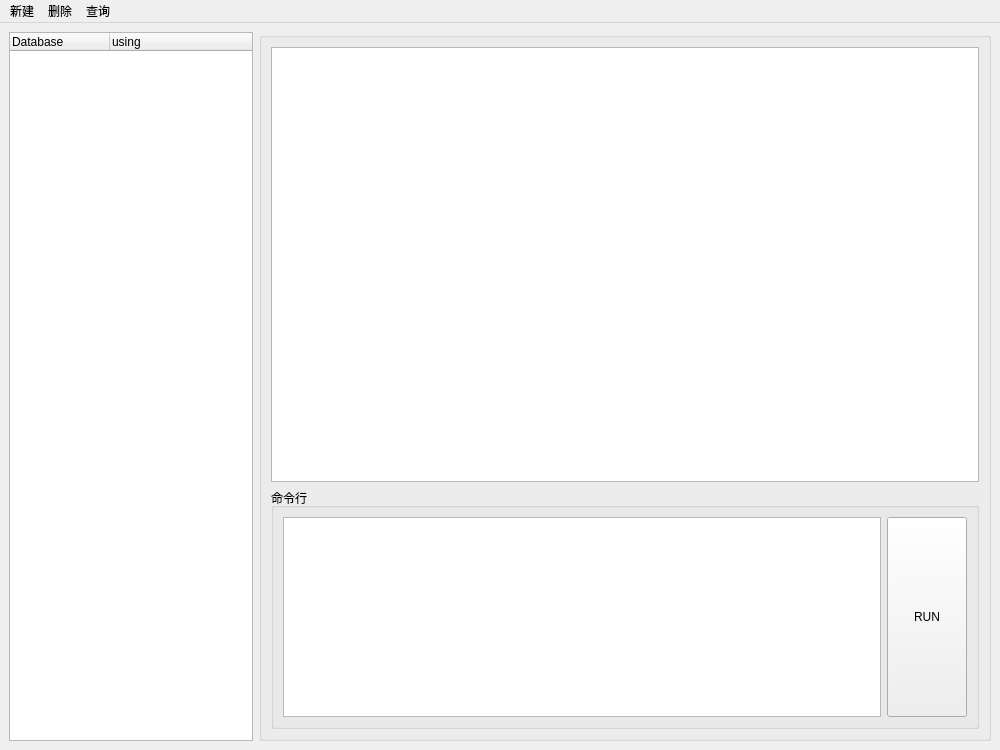
YXHXianYu/2023-BJTU-DBMS-Project, file gui/ColaSqlGui/mainwindow.ui: the form before one commit.
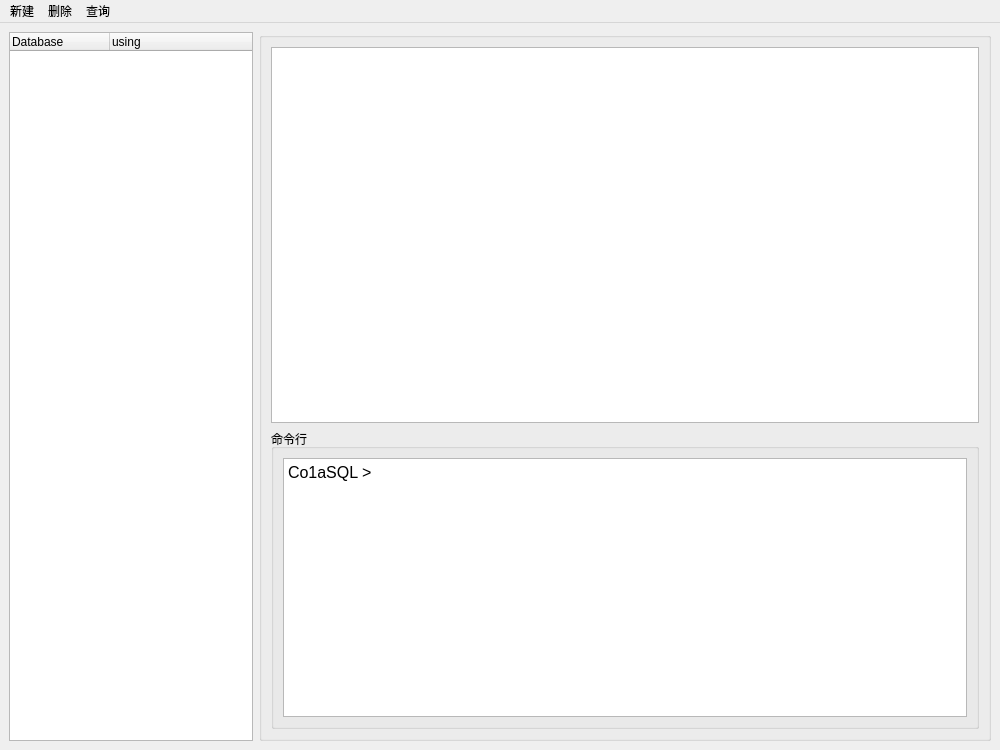
The form after the commit.

Commit message: feat: GUI界面增加cmd模块

```diff
--- a/gui/ColaSqlGui/mainwindow.ui
+++ b/gui/ColaSqlGui/mainwindow.ui
@@ -46,28 +46,28 @@
       <property name="title">
        <string/>
       </property>
-      <layout class="QGridLayout" name="gridLayout_2" rowstretch="2,0">
+      <layout class="QGridLayout" name="gridLayout_2" rowstretch="5,4">
        <item row="1" column="1">
         <widget class="QGroupBox" name="groupBox">
          <property name="title">
           <string>命令行</string>
          </property>
          <layout class="QGridLayout" name="gridLayout">
-          <item row="1" column="2">
-           <widget class="QPushButton" name="pushButton">
-            <property name="minimumSize">
-             <size>
-              <width>80</width>
-              <height>200</height>
-             </size>
-            </property>
-            <property name="text">
-             <string>RUN</string>
-            </property>
-           </widget>
-          </item>
           <item row="1" column="1">
-           <widget class="QTextEdit" name="textEdit_code"/>
+           <widget class="QTextEdit" name="textEdit_code">
+            <property name="font">
+             <font>
+              <pointsize>12</pointsize>
+             </font>
+            </property>
+            <property name="html">
+             <string>&lt;!DOCTYPE HTML PUBLIC &quot;-//W3C//DTD HTML 4.0//EN&quot; &quot;http://www.w3.org/TR/REC-html40/strict.dtd&quot;&gt;
+&lt;html&gt;&lt;head&gt;&lt;meta name=&quot;qrichtext&quot; content=&quot;1&quot; /&gt;&lt;style type=&quot;text/css&quot;&gt;
+p, li { white-space: pre-wrap; }
+&lt;/style&gt;&lt;/head&gt;&lt;body style=&quot; font-family:'SimSun'; font-size:12pt; font-weight:400; font-style:normal;&quot;&gt;
+&lt;p style=&quot; margin-top:0px; margin-bottom:0px; margin-left:0px; margin-right:0px; -qt-block-indent:0; text-indent:0px;&quot;&gt;Co1aSQL &amp;gt; &lt;/p&gt;&lt;/body&gt;&lt;/html&gt;</string>
+            </property>
+           </widget>
           </item>
          </layout>
         </widget>
```
The commit also changes 3 other files.
